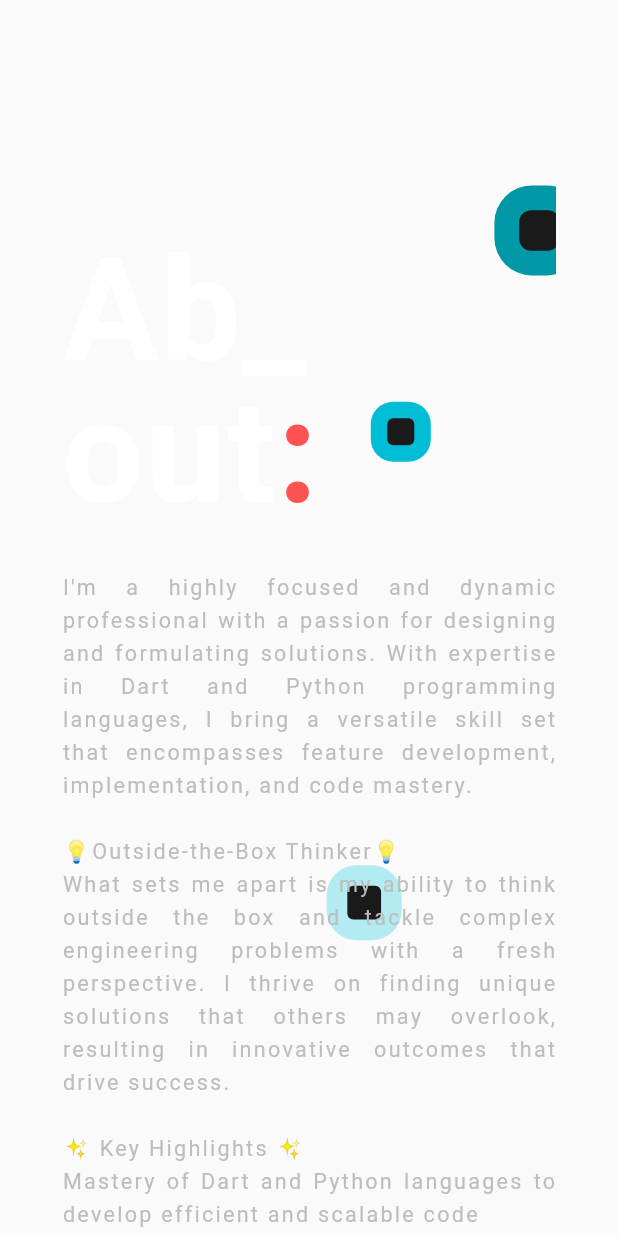
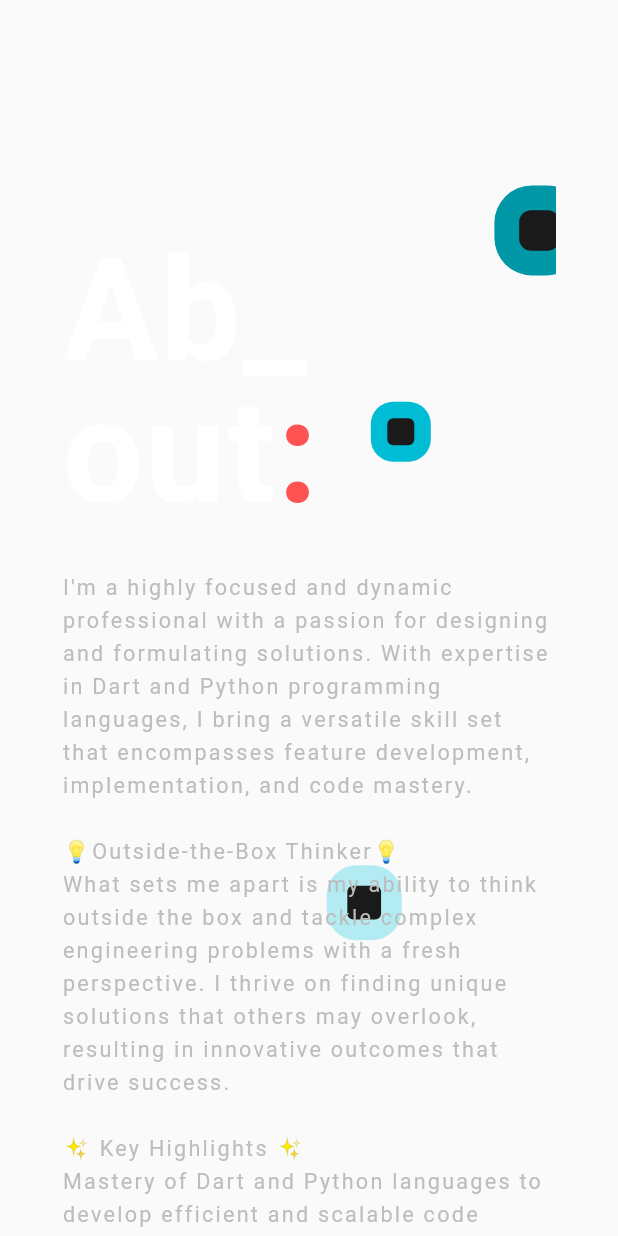
Before and after one commit to shenmareparas/Portfolio_Website_Flutter, a Flutter app: the AboutWidget widget shown alone on an empty page, opened directly, on a phone screen of 412 x 824 dp. Run offline on Flutter 3.47's test engine with Material 2 defaults, Android fonts, the phone set to English and light mode, and no system bars; our stand-ins replace flutter_svg, google_fonts; missing offline and left inert: universal_html; network calls fail; Roboto replaces fonts that are missing (Inconsolata, ProductSans).

Commit message:
Styling Changes

```diff
--- a/lib/constants/text_styles.dart
+++ b/lib/constants/text_styles.dart
@@ -1,22 +1,22 @@
 import 'package:flutter/material.dart';
+import 'package:google_fonts/google_fonts.dart';
 import 'package:portfolio/constants/fonts.dart';
 
 class TextStyles {
   TextStyles._();
 
-  static TextStyle get logo => const TextStyle(
-        fontSize: 24.0,
+  static TextStyle get logo => GoogleFonts.alexBrush(
+        fontSize: 25,
         fontWeight: FontWeight.bold,
-        letterSpacing: 1.0,
-        fontFamily: Fonts.aquateScript,
+        letterSpacing: 1,
         color: Colors.white,
       );
 
   static TextStyle get menuItem => const TextStyle(
         fontFamily: Fonts.inconsolata,
-        fontSize: 16.0,
+        fontSize: 16,
         color: Colors.white,
-        letterSpacing: 1.0,
+        letterSpacing: 1,
       );
 
   static TextStyle get heading => const TextStyle(
@@ -27,7 +27,7 @@ class TextStyles {
   static TextStyle get subHeading => const TextStyle(
         color: Colors.white,
         letterSpacing: 1.5,
-        height: 1.0,
+        height: 1,
         fontFamily: Fonts.product,
         fontWeight: FontWeight.w700,
       );
@@ -36,16 +36,15 @@ class TextStyles {
         fontFamily: Fonts.inconsolata,
         color: Colors.grey[300],
         height: 1.5,
-        fontSize: 24.0,
-        letterSpacing: 1.0,
+        fontSize: 24,
+        letterSpacing: 1,
       );
 
-  static TextStyle get strikeThrough => TextStyle(
+  static TextStyle get madewith => TextStyle(
         fontFamily: Fonts.inconsolata,
         height: 1.5,
         color: Colors.grey[300],
-        fontSize: 18.0,
-        decoration: TextDecoration.lineThrough,
+        fontSize: 18,
         letterSpacing: 1.5,
       );
 
@@ -60,14 +59,14 @@ class TextStyles {
         fontFamily: Fonts.product,
         color: Color(0xFF85819C),
         height: 1.5,
-        fontSize: 10.0,
-        letterSpacing: 1.0,
+        fontSize: 10,
+        letterSpacing: 1,
       );
 
   static TextStyle get chip => const TextStyle(
         fontFamily: Fonts.inconsolata,
         height: 1.5,
-        fontSize: 12.0,
-        letterSpacing: 1.0,
+        fontSize: 12,
+        letterSpacing: 1,
       );
 }
--- a/lib/ui/home.dart
+++ b/lib/ui/home.dart
@@ -231,14 +231,14 @@ class HomePageState extends State<HomePage> {
                 quarterTurns: 3,
                 child: Text(
                   Strings.inFlutter,
-                  style: TextStyles.strikeThrough,
+                  style: TextStyles.madewith,
                 ),
               ),
               RotatedBox(
                 quarterTurns: 3,
                 child: Text(
                   Strings.heart,
-                  style: TextStyles.strikeThrough.copyWith(
+                  style: TextStyles.madewith.copyWith(
                     decoration: TextDecoration.none,
                   ),
                 ),
@@ -247,7 +247,7 @@ class HomePageState extends State<HomePage> {
                 quarterTurns: 3,
                 child: Text(
                   Strings.madeWith,
-                  style: TextStyles.strikeThrough,
+                  style: TextStyles.madewith,
                 ),
               ),
             ],
--- a/lib/ui/pages/about.dart
+++ b/lib/ui/pages/about.dart
@@ -237,7 +237,7 @@ class AboutWidgetState extends State<AboutWidget> {
   Widget _buildSummary({int quarterTurns = 3, double? fontSize}) {
     return Text(
       Strings.summary,
-      textAlign: TextAlign.justify,
+      textAlign: TextAlign.start,
       style: TextStyles.body.copyWith(fontSize: fontSize),
     );
   }
--- a/lib/ui/pages/intro.dart
+++ b/lib/ui/pages/intro.dart
@@ -272,10 +272,7 @@ class IntroWidgetState extends State<IntroWidget> {
   }
 
   Widget _buildPortfolio() {
-    return Text(
-      Strings.portfolio,
-      style: TextStyles.logo,
-    );
+    return Text(Strings.portfolio, style: TextStyles.logo);
   }
 
   Widget _buildCookies() {
--- a/lib/ui/pages/skills.dart
+++ b/lib/ui/pages/skills.dart
@@ -164,7 +164,6 @@ class SkillsWidgetState extends State<SkillsWidget> {
         Padding(
           padding: EdgeInsets.only(
             top: MediaQuery.of(context).size.height * 0.20,
-//            left: MediaQuery.of(context).size.height * 0.10,
           ),
           child: Padding(
             padding: EdgeInsets.symmetric(
@@ -329,6 +328,7 @@ class SkillsWidgetState extends State<SkillsWidget> {
   Widget _buildEducationSummary() {
     return Text(
       Strings.experiencesubline,
+      textAlign: TextAlign.justify,
       style: TextStyles.body,
     );
   }
--- a/pubspec.yaml
+++ b/pubspec.yaml
@@ -38,6 +38,7 @@ dependencies:
   universal_html: ^2.2.2
   flutter_svg: ^2.0.6
   url_launcher: ^6.1.11
+  google_fonts: ^5.1.0
 
 dev_dependencies:
   flutter_test:
```
Also changed, not shown: 6 other files.
